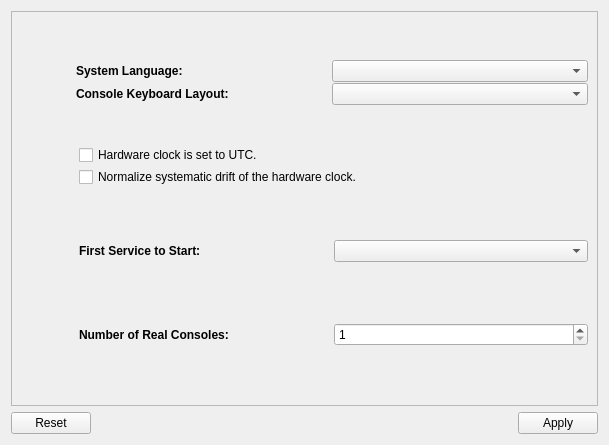
Qt form kde4/system-manager/manager/ui/main.ui (pars-linux/uludag) before a commit.
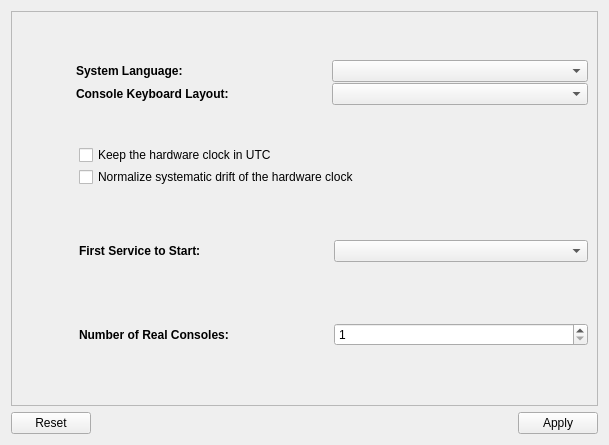
The same form after that commit.

What changed in the file:
```diff
--- a/kde4/system-manager/manager/ui/main.ui
+++ b/kde4/system-manager/manager/ui/main.ui
@@ -193,14 +193,14 @@
           <item row="0" column="0" colspan="2">
            <widget class="QCheckBox" name="checkUTC">
             <property name="text">
-             <string>Hardware clock is set to UTC.</string>
+             <string>Keep the hardware clock in UTC</string>
             </property>
            </widget>
           </item>
           <item row="1" column="0" colspan="2">
            <widget class="QCheckBox" name="checkClockAdjust">
             <property name="text">
-             <string>Normalize systematic drift of the hardware clock.</string>
+             <string>Normalize systematic drift of the hardware clock</string>
             </property>
            </widget>
           </item>
```
